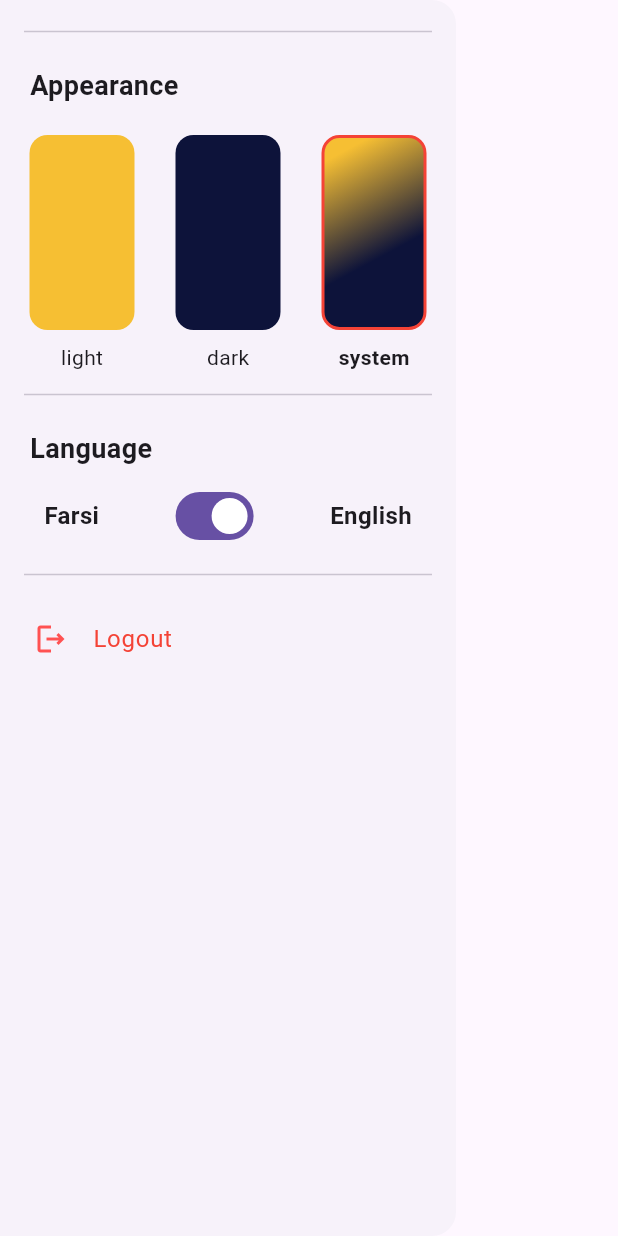
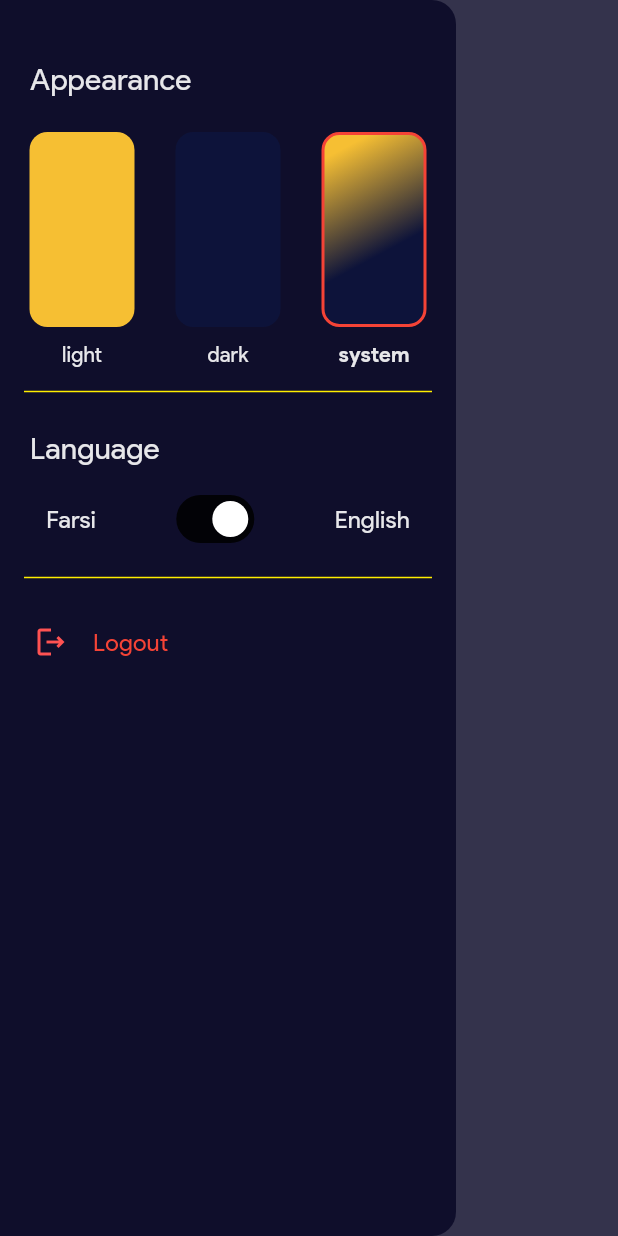
Before and after one commit to rezash76/todo_it, a Flutter app: the CustomDrawer widget shown alone on an empty page, opened directly, on a phone screen of 412 x 824 dp. Run offline on Flutter 3.47's test engine with Material 2 defaults, Android fonts, the light colour scheme and no system bars; our stand-ins replace bloc, dartz, flutter_bloc, get_it, hive, hive_flutter and 1 more; accounts and stored records are empty; generated files the repository leaves out were written again.

Commit message:
theme config and fonts added.

```diff
--- a/lib/common/component/custom_text_form_field.dart
+++ b/lib/common/component/custom_text_form_field.dart
@@ -56,12 +56,12 @@ class CustomTextFormField extends StatelessWidget {
         enabledBorder: OutlineInputBorder(
           borderRadius: BorderRadius.circular(12),
           borderSide:
-              const BorderSide(color: Color.fromARGB(255, 202, 82, 236)),
+              const BorderSide(color: Color.fromARGB(255, 129, 52, 150)),
         ),
         focusedBorder: OutlineInputBorder(
           borderRadius: BorderRadius.circular(12),
           borderSide:
-              const BorderSide(color: Color.fromARGB(255, 134, 54, 157)),
+              const BorderSide(color: Color.fromARGB(255, 167, 65, 193)),
         ),
         errorStyle: Theme.of(context)
             .textTheme
--- a/lib/common/feature/drawer/presentation/custom_drawer.dart
+++ b/lib/common/feature/drawer/presentation/custom_drawer.dart
@@ -37,6 +37,7 @@ class _CustomDrawerState extends State<CustomDrawer> {
 
   @override
   Widget build(BuildContext context) {
+    ThemeData themeData = Theme.of(context);
     return Drawer(
       child: ListView(
         padding: const EdgeInsets.all(
@@ -47,11 +48,14 @@ class _CustomDrawerState extends State<CustomDrawer> {
           //   height: 120,
           //   child: MyDrawerHeadet(),
           // ),
-          const Padding(
-            padding: EdgeInsets.symmetric(horizontal: 10),
-            child: Divider(
-              height: 30,
-            ),
+          // const Padding(
+          //   padding: EdgeInsets.symmetric(horizontal: 10),
+          //   child: Divider(
+          //     height: 30,
+          //   ),
+          // ),
+          const SizedBox(
+            height: 24,
           ),
           BlocBuilder<DrawerBloc, DrawerState>(
             builder: (context, state) {
@@ -66,9 +70,9 @@ class _CustomDrawerState extends State<CustomDrawer> {
                     ),
                     child: Text(
                       LanguageManager.shared.translation(context).appearance,
-                      style: const TextStyle(
-                        fontWeight: FontWeight.bold,
-                        fontSize: 18,
+                      style: themeData.textTheme.titleMedium!.copyWith(
+                        fontSize: 20,
+                        color: const Color.fromARGB(229, 255, 255, 255),
                       ),
                     ),
                   ),
@@ -140,8 +144,10 @@ class _CustomDrawerState extends State<CustomDrawer> {
                 ),
                 child: Text(
                   LanguageManager.shared.translation(context).language,
-                  style: const TextStyle(
-                      fontSize: 18, fontWeight: FontWeight.bold),
+                  style: themeData.textTheme.titleMedium!.copyWith(
+                    fontSize: 20,
+                    color: const Color.fromARGB(229, 255, 255, 255),
+                  ),
                 ),
               ),
               Row(
@@ -149,8 +155,9 @@ class _CustomDrawerState extends State<CustomDrawer> {
                 children: [
                   Text(
                     LanguageManager.shared.translation(context).farsi,
-                    style: const TextStyle(
-                        fontSize: 16, fontWeight: FontWeight.bold),
+                    style: themeData.textTheme.titleMedium!.copyWith(
+                      color: const Color.fromARGB(229, 255, 255, 255),
+                    ),
                   ),
                   Switch(
                     value: isEN,
@@ -173,8 +180,9 @@ class _CustomDrawerState extends State<CustomDrawer> {
                   ),
                   Text(
                     LanguageManager.shared.translation(context).english,
-                    style: const TextStyle(
-                        fontSize: 16, fontWeight: FontWeight.bold),
+                    style: themeData.textTheme.titleMedium!.copyWith(
+                      color: const Color.fromARGB(229, 255, 255, 255),
+                    ),
                   ),
                 ],
               ),
@@ -193,7 +201,9 @@ class _CustomDrawerState extends State<CustomDrawer> {
             ),
             title: Text(
               LanguageManager.shared.translation(context).logout,
-              style: const TextStyle(color: Colors.red),
+              style: themeData.textTheme.titleMedium!.copyWith(
+                color: Colors.red,
+              ),
             ),
             onTap: () {
               BlocProvider.of<LoginBloc>(context).add(LogoutEvent());
--- a/lib/common/feature/drawer/presentation/widget/custom_theme_mode.dart
+++ b/lib/common/feature/drawer/presentation/widget/custom_theme_mode.dart
@@ -14,6 +14,7 @@ class CustomThemeMode extends StatelessWidget {
   }
 
   Widget buildThemeMode(BuildContext context) {
+    ThemeData themeData = Theme.of(context);
     return switch (themeMode) {
       ThemeMode.light => Column(
           children: [
@@ -30,7 +31,8 @@ class CustomThemeMode extends StatelessWidget {
             ),
             Text(
               LanguageManager.shared.translation(context).light,
-              style: TextStyle(
+              style: themeData.textTheme.titleSmall!.copyWith(
+                color: const Color.fromARGB(229, 255, 255, 255),
                 fontWeight: isSelected ? FontWeight.bold : FontWeight.w400,
               ),
             ),
@@ -51,7 +53,8 @@ class CustomThemeMode extends StatelessWidget {
             ),
             Text(
               LanguageManager.shared.translation(context).dark,
-              style: TextStyle(
+              style: themeData.textTheme.titleSmall!.copyWith(
+                color: const Color.fromARGB(229, 255, 255, 255),
                 fontWeight: isSelected ? FontWeight.bold : FontWeight.w400,
               ),
             ),
@@ -78,7 +81,8 @@ class CustomThemeMode extends StatelessWidget {
             ),
             Text(
               LanguageManager.shared.translation(context).system,
-              style: TextStyle(
+              style: themeData.textTheme.titleSmall!.copyWith(
+                color: const Color.fromARGB(229, 255, 255, 255),
                 fontWeight: isSelected ? FontWeight.bold : FontWeight.w400,
               ),
             ),
--- a/lib/common/theme/my_theme.dart
+++ /dev/null
@@ -1,15 +0,0 @@
-import 'package:flutter/material.dart';
-
-class MyTheme {
-  static final light = ThemeData(
-    brightness: Brightness.light,
-    primaryColor: Colors.orangeAccent,
-    useMaterial3: true,
-  );
-
-  static final dark = ThemeData(
-    brightness: Brightness.dark,
-    primaryColor: Colors.blueGrey,
-    useMaterial3: true,
-  );
-}
--- /dev/null
+++ b/lib/common/theme/theme_config.dart
@@ -0,0 +1,108 @@
+import 'package:flutter/material.dart';
+import 'package:todo_test/common/language_manager.dart';
+
+class ThemeConfig {
+  static String faPrimaryFontFamily = AppFont.vazir.name;
+  static String enPrimaryFontFamily = AppFont.productSans.name;
+  final Brightness brightness;
+  final Color primaryColor;
+  final Color secondaryColor;
+  final Color background;
+  final Color surface;
+  final Color onSurface;
+
+  ThemeConfig.light()
+      : brightness = Brightness.light,
+        primaryColor = const Color.fromARGB(255, 14, 3, 54),
+        secondaryColor = Colors.black87,
+        background = Colors.white,
+        surface = const Color.fromARGB(209, 7, 6, 36),
+        onSurface = const Color.fromARGB(255, 14, 3, 54);
+
+  ThemeConfig.dark()
+      : brightness = Brightness.dark,
+        primaryColor = const Color.fromARGB(234, 244, 240, 240),
+        secondaryColor = Colors.black12,
+        background = const Color.fromARGB(255, 1, 13, 44),
+        surface = const Color.fromARGB(255, 18, 7, 35),
+        onSurface = const Color.fromARGB(234, 244, 240, 240);
+
+  ThemeData getTheme(String langCode) {
+    return ThemeData(
+        useMaterial3: true,
+        colorScheme: ColorScheme(
+          brightness: brightness,
+          primary: primaryColor,
+          onPrimary: primaryColor,
+          secondary: primaryColor,
+          onSecondary: primaryColor,
+          error: Colors.red,
+          onError: Colors.red,
+          background: background,
+          onBackground: const Color.fromARGB(255, 255, 238, 0),
+          surface: surface,
+          onSurface: onSurface,
+        ),
+        appBarTheme: const AppBarTheme(
+          color: Colors.amberAccent,
+          iconTheme: IconThemeData(
+            color: Color.fromARGB(255, 14, 3, 54),
+          ),
+        ),
+        switchTheme: SwitchThemeData(
+          thumbColor: MaterialStateProperty.all<Color>(Colors.white),
+          trackColor: MaterialStateProperty.all<Color>(Colors.black87),
+        ),
+        textTheme: langCode == LanguageManager.shared.ENGLISH
+            ? enPrimaryTextTheme
+            : faPrimaryTextTheme);
+  }
+
+  TextTheme get enPrimaryTextTheme => TextTheme(
+        titleLarge: TextStyle(
+          fontFamily: enPrimaryFontFamily,
+          color: primaryColor,
+        ),
+        titleMedium: TextStyle(
+          fontFamily: enPrimaryFontFamily,
+          color: primaryColor,
+        ),
+        titleSmall: TextStyle(
+          fontFamily: enPrimaryFontFamily,
+          color: primaryColor,
+        ),
+        labelLarge: TextStyle(
+          fontFamily: enPrimaryFontFamily,
+          color: secondaryColor,
+        ),
+        headlineLarge: TextStyle(
+          fontFamily: enPrimaryFontFamily,
+          color: Colors.white,
+        ),
+      );
+
+  TextTheme get faPrimaryTextTheme => TextTheme(
+        titleLarge: TextStyle(
+          fontFamily: faPrimaryFontFamily,
+          color: primaryColor,
+        ),
+        titleMedium: TextStyle(
+          fontFamily: faPrimaryFontFamily,
+          color: primaryColor,
+        ),
+        titleSmall: TextStyle(
+          fontFamily: faPrimaryFontFamily,
+          color: primaryColor,
+        ),
+        labelLarge: TextStyle(
+          fontFamily: faPrimaryFontFamily,
+          color: secondaryColor,
+        ),
+        headlineLarge: TextStyle(
+          fontFamily: faPrimaryFontFamily,
+          color: Colors.white,
+        ),
+      );
+}
+
+enum AppFont { productSans, vazir }
--- a/lib/l10n/app_fa.arb
+++ b/lib/l10n/app_fa.arb
@@ -22,7 +22,7 @@
     "todoList": "لیست کارها",
     "addNewTask": "ایجاد کار جدید",
     "updateTheTask": "کار را تغییر دهید",
-    "add": "ایحاد",
+    "add": "ایجاد",
     "update": "بروز رسانی",
     "title": "عنوان",
     "description": "توضیحات",
--- a/lib/main.dart
+++ b/lib/main.dart
@@ -2,7 +2,7 @@ import 'package:flutter/material.dart';
 import 'package:flutter_bloc/flutter_bloc.dart';
 import 'package:todo_test/common/feature/drawer/presentation/bloc/drawer_bloc.dart';
 import 'package:todo_test/common/language_manager.dart';
-import 'package:todo_test/common/theme/my_theme.dart';
+import 'package:todo_test/common/theme/theme_config.dart';
 import 'package:todo_test/features/login_signup/presentation/bloc/login/bloc/login_bloc.dart';
 import 'package:todo_test/features/login_signup/presentation/bloc/signup/bloc/signup_bloc.dart';
 import 'package:todo_test/features/login_signup/presentation/screens/splash_screen.dart';
@@ -43,7 +43,7 @@ class MyApp extends StatefulWidget {
 }
 
 class _MyAppState extends State<MyApp> {
-  Locale? _locale;
+  Locale _locale = Locale(LanguageManager.shared.ENGLISH);
 
   setLocale(Locale locale) {
     setState(() {
@@ -65,8 +65,8 @@ class _MyAppState extends State<MyApp> {
         return MaterialApp(
           debugShowCheckedModeBanner: false,
           title: 'ToDo',
-          theme: MyTheme.light,
-          darkTheme: MyTheme.dark,
+          theme: ThemeConfig.light().getTheme(_locale.languageCode),
+          darkTheme: ThemeConfig.dark().getTheme(_locale.languageCode),
           themeMode:
               (state is GetThemeSuccess) ? state.themeMode : ThemeMode.system,
           initialRoute: '/',
```
Also changed, not shown: lib/features/login_signup/presentation/screens/splash_screen.dart (+2 -5 lines), lib/features/login_signup/presentation/widgets/down_login_widget.dart (+12 -2 lines), lib/features/login_signup/presentation/widgets/down_signup_widget.dart (+12 -2 lines), lib/features/todo/presentation/widgets/empty_task.dart (+3 -7 lines), lib/features/todo/presentation/widgets/show_add_task_buttomsheet.dart (+5 -5 lines), lib/features/todo/presentation/widgets/task_card.dart (+5 -9 lines), pubspec.yaml (+8 -11 lines), assets/fonts/english/Product Sans Bold Italic.ttf (deleted), assets/fonts/english/Product Sans Italic.ttf (deleted), assets/fonts/english/ProductSansBold.ttf (renamed from assets/fonts/english/Product Sans Bold.ttf), assets/fonts/english/ProductSansRegular.ttf (renamed from assets/fonts/english/Product Sans Regular.ttf).
